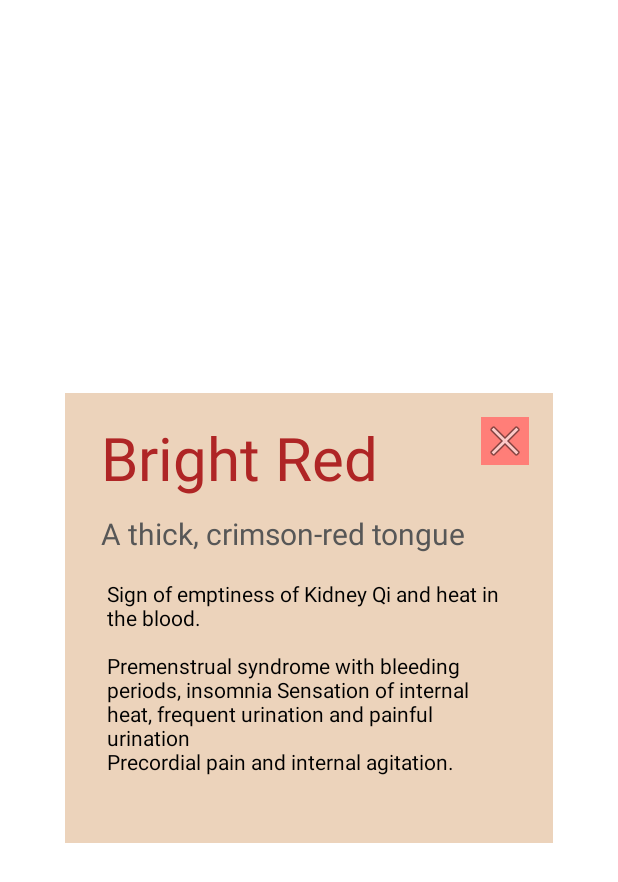
After one commit to thomasliebgott/MiniProjectTongueCheck, an Android app: the layout popuplayout1.xml on its own in the app's theme, with its tools: preview values and no code run, on a phone screen of 412 x 824 dp. The commit adds this screen. Shown: the top 882 px of the screen. Run offline under Robolectric (Android 15) with nearby library versions, the phone set to English and light mode, and no system bars.

Commit message:
17 avril 19h53

```diff
--- a/app/src/main/java/com/example/miniprojectliebgott/MainActivity.java
+++ b/app/src/main/java/com/example/miniprojectliebgott/MainActivity.java
@@ -2,16 +2,28 @@ package com.example.miniprojectliebgott;
 
 import androidx.appcompat.app.AppCompatActivity;
 
+import android.app.Dialog;
 import android.content.Intent;
 import android.os.Bundle;
 import android.view.View;
+import android.widget.TextView;
 
 public class MainActivity extends AppCompatActivity {
+    Dialog myDialog; //instanciation of dialog
 
     @Override
     protected void onCreate(Bundle savedInstanceState) {
         super.onCreate(savedInstanceState);
         setContentView(R.layout.activity_main);
+        myDialog = new Dialog(this); //creation of dialog
+    }
+    //class show infomarmation on the popUp
+    public void showPopup(View view){
+        TextView textViewTitlePopup;
+        TextView textViewSubTitlePopUp;
+        TextView textViewDescruptionPopup;
+        myDialog.setContentView(R.layout.popuplayout1);
+
     }
 
     @Override
--- a/app/src/main/res/drawable/bg_imgmenu.xml
+++ b/app/src/main/res/drawable/bg_imgmenu.xml
@@ -6,6 +6,5 @@
         android:topRightRadius="30dp"
         android:topLeftRadius="30dp"
         >
-
     </corners>
 </shape>
--- a/app/src/main/res/layout/activity_main.xml
+++ b/app/src/main/res/layout/activity_main.xml
@@ -80,6 +80,7 @@
                 android:id="@+id/imageView7"
                 android:layout_width="wrap_content"
                 android:layout_height="wrap_content"
+                android:contentDescription="@string/imagetongue2"
                 app:layout_constraintStart_toStartOf="parent"
                 app:layout_constraintTop_toTopOf="parent"
                 app:srcCompat="@drawable/tongueone" />
@@ -100,6 +101,7 @@
                 android:id="@+id/imageView11"
                 android:layout_width="wrap_content"
                 android:layout_height="wrap_content"
+                android:contentDescription="@string/imagetongue6"
                 app:layout_constraintStart_toStartOf="parent"
                 app:layout_constraintTop_toTopOf="parent"
                 app:srcCompat="@drawable/tonguesix" />
@@ -120,6 +122,7 @@
                 android:id="@+id/imageView10"
                 android:layout_width="wrap_content"
                 android:layout_height="wrap_content"
+                android:contentDescription="@string/imagetongue5"
                 app:layout_constraintBottom_toBottomOf="parent"
                 app:layout_constraintStart_toStartOf="parent"
                 app:layout_constraintTop_toTopOf="parent"
@@ -141,6 +144,7 @@
                 android:id="@+id/imageView8"
                 android:layout_width="wrap_content"
                 android:layout_height="wrap_content"
+                android:contentDescription="@string/imagetongue3"
                 app:layout_constraintStart_toStartOf="parent"
                 app:layout_constraintTop_toTopOf="parent"
                 app:srcCompat="@drawable/tonguethree" />
@@ -160,6 +164,7 @@
                 android:id="@+id/imageView6"
                 android:layout_width="wrap_content"
                 android:layout_height="wrap_content"
+                android:contentDescription="@string/imagetongue1"
                 app:layout_constraintStart_toStartOf="parent"
                 app:layout_constraintTop_toTopOf="parent"
                 app:srcCompat="@drawable/tonguetwo" />
@@ -180,10 +185,12 @@
                 android:id="@+id/imageView9"
                 android:layout_width="wrap_content"
                 android:layout_height="wrap_content"
+                android:contentDescription="@string/imagetongue4"
                 app:layout_constraintStart_toStartOf="parent"
                 app:layout_constraintTop_toTopOf="parent"
                 app:srcCompat="@drawable/tonguefour" />
         </androidx.constraintlayout.widget.ConstraintLayout>
+
     </androidx.constraintlayout.widget.ConstraintLayout>
 
 
--- /dev/null
+++ b/app/src/main/res/layout/popuplayout1.xml
@@ -0,0 +1,58 @@
+<?xml version="1.0" encoding="utf-8"?>
+<androidx.constraintlayout.widget.ConstraintLayout
+    xmlns:android="http://schemas.android.com/apk/res/android"
+    xmlns:app="http://schemas.android.com/apk/res-auto"
+    xmlns:tools="http://schemas.android.com/tools"
+    android:layout_width="325dp"
+    android:layout_height="300dp"
+    android:background="@color/pop_up"
+    android:layout_gravity="center">
+
+    <ImageButton
+        android:id="@+id/imageButton2"
+        android:layout_width="wrap_content"
+        android:layout_height="wrap_content"
+        android:layout_marginTop="16dp"
+        android:layout_marginEnd="16dp"
+        android:background="@color/button_background_color"
+        android:contentDescription="@string/closewindow"
+        app:layout_constraintEnd_toEndOf="parent"
+        app:layout_constraintTop_toTopOf="parent"
+        app:srcCompat="@android:drawable/ic_menu_close_clear_cancel" />
+
+    <TextView
+        android:id="@+id/textViewTitlePopup"
+        android:layout_width="wrap_content"
+        android:layout_height="wrap_content"
+        android:layout_marginStart="24dp"
+        android:layout_marginTop="16dp"
+        android:text="@string/bright_red"
+        android:textColor="@color/title_popup"
+        android:textSize="40sp"
+        app:layout_constraintStart_toStartOf="parent"
+        app:layout_constraintTop_toTopOf="parent" />
+
+    <TextView
+        android:id="@+id/textViewSubTitlePopUp"
+        android:layout_width="wrap_content"
+        android:layout_height="wrap_content"
+        android:layout_marginStart="24dp"
+        android:layout_marginTop="80dp"
+        android:text="@string/a_thick_crimson_red_tongue"
+        android:textColor="@color/subtitle_popup"
+        android:textSize="20sp"
+        app:layout_constraintStart_toStartOf="parent"
+        app:layout_constraintTop_toTopOf="parent" />
+
+    <TextView
+        android:id="@+id/textViewDescruptionPopup"
+        android:layout_width="268dp"
+        android:layout_height="235dp"
+        android:layout_marginTop="124dp"
+        android:text="Sign of emptiness of Kidney Qi and heat in the blood.\n\nPremenstrual syndrome with bleeding periods, insomnia Sensation of internal heat, frequent urination and painful urination \nPrecordial pain and internal agitation."
+        android:textColor="@color/description_popup"
+        app:layout_constraintEnd_toEndOf="parent"
+        app:layout_constraintHorizontal_bias="0.491"
+        app:layout_constraintStart_toStartOf="parent"
+        app:layout_constraintTop_toTopOf="parent" />
+</androidx.constraintlayout.widget.ConstraintLayout>
--- a/app/src/main/res/values/colors.xml
+++ b/app/src/main/res/values/colors.xml
@@ -13,6 +13,9 @@
     <color name="recycler_Daily_Background">#C3AF9C</color>
     <color name="button_background_color">#FF7E78</color>
     <color name="spinner_bg">#F5EDED</color>
-
+    <color name="pop_up">#ECD3BB</color>
+    <color name="title_popup">#AF2525</color>
+    <color name="subtitle_popup">#575757</color>
+    <color name="description_popup">#000000</color>
 
 </resources>
--- a/app/src/main/res/values/strings.xml
+++ b/app/src/main/res/values/strings.xml
@@ -21,6 +21,15 @@
     <string name="feeling">Feeling</string>
     <string name="date">Date</string>
     <string name="tongueone">tongueone</string>
+    <string name="imagetongue2">imagetongue2</string>
+    <string name="imagetongue6">imagetongue6</string>
+    <string name="imagetongue5">imagetongue5</string>
+    <string name="imagetongue3">imagetongue3</string>
+    <string name="imagetongue1">imagetongue1</string>
+    <string name="imagetongue4">imagetongue4</string>
+    <string name="closewindow">closewindow</string>
+    <string name="bright_red">Bright Red</string>
+    <string name="a_thick_crimson_red_tongue">A thick, crimson-red tongue</string>
 
     <!-- Page details analyse -->
     <string-array name="Tongue_Type">
@@ -33,4 +42,11 @@
 
     </string-array>
 
+    <!-- Popup description -->
+        <!-- Bright Red -->
+         <string name="brightRed">Sign of emptiness of Kidney Qi and heat in the blood.
+
+             Premenstrual syndrome with bleeding periods, insomnia Sensation of internal heat, frequent urination and painful urination
+             Precordial pain and internal agitation."</string>
+
 </resources>
```
